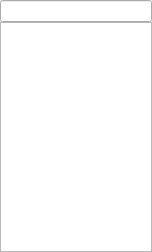
Old version of the form Workspaces/node_search_dialog.ui in the repository buffipulsa/workspaces.
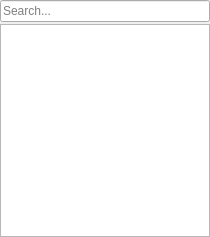
New version of the form.

Commit message: Cleaned up workspaces, added a class for node_search_dialog and implemented it into graphics_view.

What changed in the file:
```diff
--- a/Workspaces/node_search_dialog.ui
+++ b/Workspaces/node_search_dialog.ui
@@ -1,19 +1,13 @@
 <?xml version="1.0" encoding="UTF-8"?>
 <ui version="4.0">
- <class>node_search_dialog</class>
- <widget class="QWidget" name="node_search_dialog">
-  <property name="windowModality">
-   <enum>Qt::WindowModality::NonModal</enum>
-  </property>
-  <property name="enabled">
-   <bool>true</bool>
-  </property>
+ <class>NodeSearchDialog</class>
+ <widget class="QDialog" name="NodeSearchDialog">
   <property name="geometry">
    <rect>
     <x>0</x>
     <y>0</y>
-    <width>152</width>
-    <height>252</height>
+    <width>210</width>
+    <height>237</height>
    </rect>
   </property>
   <property name="contextMenuPolicy">
@@ -24,7 +18,7 @@
   </property>
   <layout class="QVBoxLayout" name="verticalLayout">
    <property name="spacing">
-    <number>0</number>
+    <number>2</number>
    </property>
    <property name="leftMargin">
     <number>0</number>
@@ -39,10 +33,14 @@
     <number>0</number>
    </property>
    <item>
-    <widget class="QLineEdit" name="search_le"/>
+    <widget class="QLineEdit" name="search_le">
+     <property name="placeholderText">
+      <string>Search...</string>
+     </property>
+    </widget>
    </item>
    <item>
-    <widget class="QListWidget" name="node_lw"/>
+    <widget class="QListView" name="node_lv"/>
    </item>
   </layout>
  </widget>
```
Left out of the diff: 8 changed lines with no effect on the pictures. The commit also changes 8 other files.
